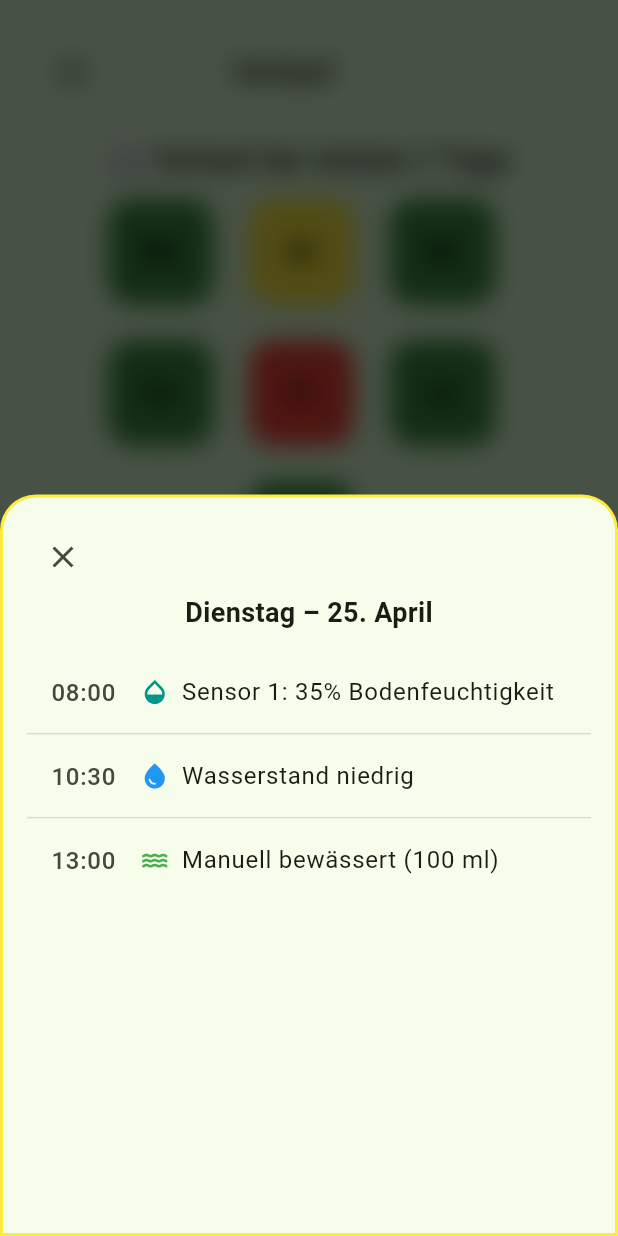
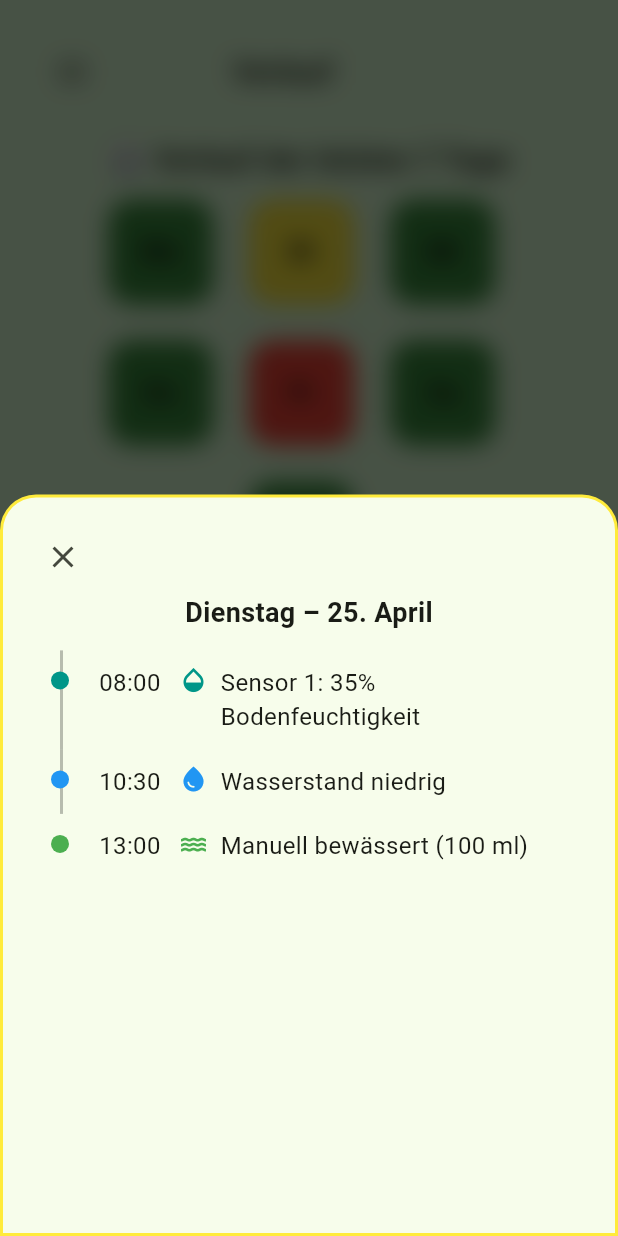
Before and after one commit to SpartanProgram/balkon-bewaesserung-app, a Flutter app: the VerlaufScreen screen opened directly, after a tap on "Di", on a phone screen of 412 x 824 dp. Run offline on Flutter 3.47's test engine with Material 3 defaults, Android fonts, the phone set to English and light mode, and no system bars.

Commit message:
verlauf_screen aktualisiert (Timeline Visualization)
Former-commit-id: 44a79be921f96f0b1c8f9825bebf6ae11421fcee

```diff
--- a/Software/lib/verlauf_screen.dart
+++ b/Software/lib/verlauf_screen.dart
@@ -159,13 +159,12 @@ class VerlaufScreen extends StatelessWidget {
               ),
               const SizedBox(height: 12),
               Expanded(
-                child: ListView.separated(
+                child: ListView.builder(
                   controller: scrollController,
                   itemCount: entries.length,
-                  separatorBuilder: (_, __) =>
-                      const Divider(height: 0, color: Colors.black12),
-                  itemBuilder: (_, index) {
+                  itemBuilder: (context, index) {
                     final entry = entries[index];
+                    final isLast = index == entries.length - 1;
                     final event = entry["event"]!.toLowerCase();
 
                     IconData icon;
@@ -180,8 +179,7 @@ class VerlaufScreen extends StatelessWidget {
                     } else if (event.contains("bewässert")) {
                       icon = Icons.water;
                       iconColor = Colors.green;
-                    } else if (event.contains("sensorfehler") ||
-                        event.contains("fehler")) {
+                    } else if (event.contains("sensorfehler") || event.contains("fehler")) {
                       icon = Icons.error_outline;
                       iconColor = Colors.red;
                     } else {
@@ -189,11 +187,28 @@ class VerlaufScreen extends StatelessWidget {
                       iconColor = Colors.grey;
                     }
 
-                    return ListTile(
-                      leading: Text(entry["time"]!,
+                    return Stack(
+                      children: [
+                        // Vertical line
+                        Positioned(
+                          left: 22,
+                          top: 0,
+                          bottom: isLast ? 8 : 0,
+                          child: Container(
+                            width: 2,
+                            color: isLast ? Colors.transparent : Colors.black26,
+                          ),
+                        ),
+                        // Event box
+                        Container(
+                          margin: const EdgeInsets.symmetric(vertical: 10),
+                          padding: const EdgeInsets.only(left: 48, right: 12),
+                          child: Row(
+                            crossAxisAlignment: CrossAxisAlignment.start,
+                            children: [
+                              Text(entry["time"]!,
                                   style: const TextStyle(fontSize: 16)),
-                      title: Row(
-                        children: [
+                              const SizedBox(width: 12),
                               Icon(icon, size: 20, color: iconColor),
                               const SizedBox(width: 8),
                               Expanded(
@@ -202,6 +217,17 @@ class VerlaufScreen extends StatelessWidget {
                               ),
                             ],
                           ),
+                        ),
+                        // Dot indicator
+                        Positioned(
+                          left: 16,
+                          top: 14,
+                          child: CircleAvatar(
+                            radius: 6,
+                            backgroundColor: iconColor,
+                          ),
+                        ),
+                      ],
                     );
                   },
                 ),
```
Lines whose indentation alone changed are shown as unchanged.
